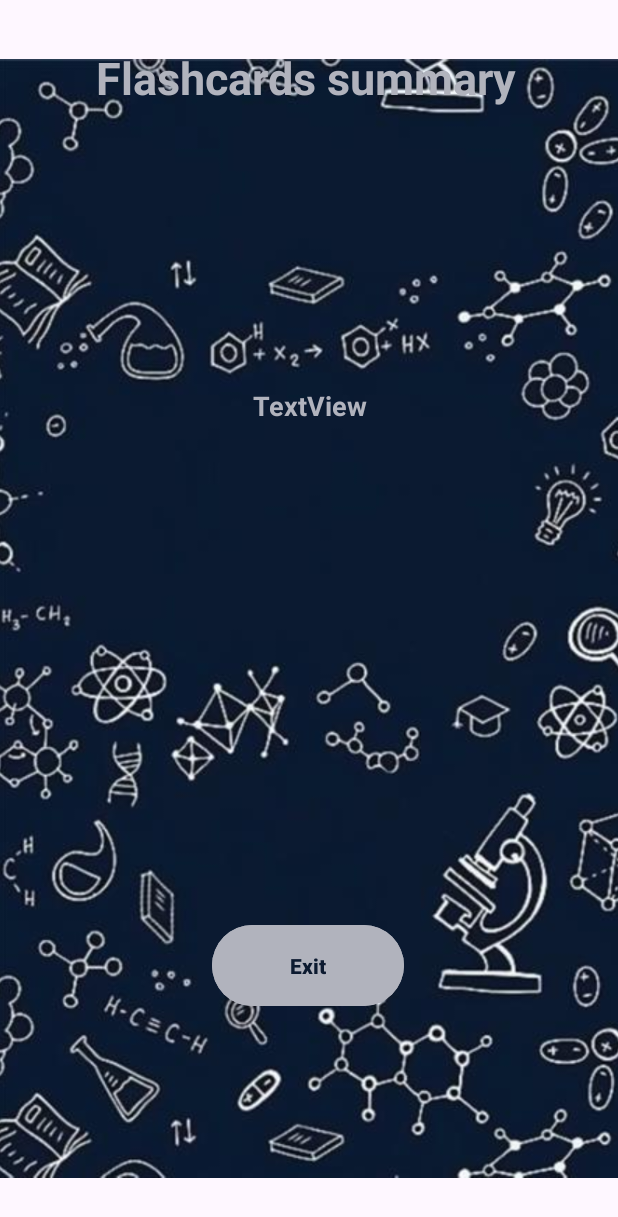
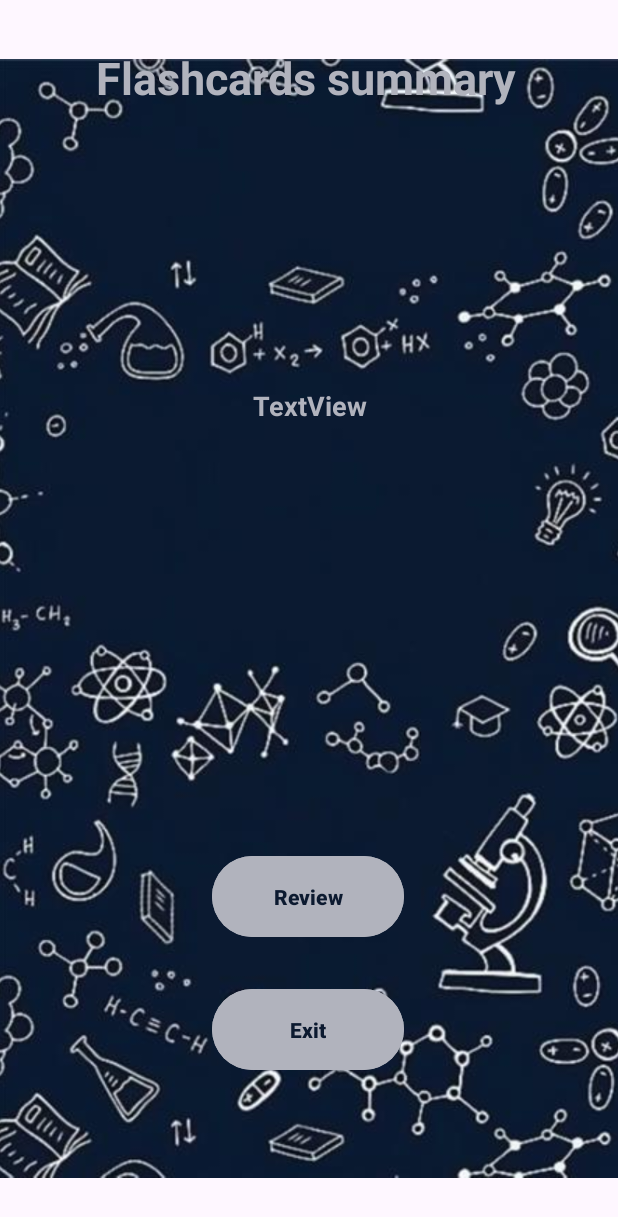
Before and after one commit to LivGish/IMADA2, an Android app: the Summary screen opened directly, with no data from a screen before it, on a phone screen of 412 x 824 dp. Shown: the top 1217 px of the screen. Run offline under Robolectric (Android 15) with nearby library versions, the light colour scheme and no system bars.

Commit message:
activity_summary.xml updated and Summary.kt started (review button added + some variables declared)

```diff
--- a/app/src/main/java/com/example/imada2/Summary.kt
+++ b/app/src/main/java/com/example/imada2/Summary.kt
@@ -1,6 +1,8 @@
 package com.example.imada2
 
 import android.os.Bundle
+import android.widget.Button
+import android.widget.TextView
 import androidx.activity.enableEdgeToEdge
 import androidx.appcompat.app.AppCompatActivity
 import androidx.core.view.ViewCompat
@@ -12,5 +14,13 @@ class Summary : AppCompatActivity() {
         enableEdgeToEdge()
         setContentView(R.layout.activity_summary)
 
+        //declare variables to be used in the code
+        val btnExit = findViewById<Button>(R.id.btnExit)
+
+        //declare variables to be used in the code
+        val txtBody = findViewById<TextView>(R.id.txtBody)
+
+
+
     }
 }
--- a/app/src/main/res/layout/activity_summary.xml
+++ b/app/src/main/res/layout/activity_summary.xml
@@ -18,6 +18,21 @@
         app:srcCompat="@drawable/wallpaper" />
 
     <Button
+        android:id="@+id/btnReview"
+        android:layout_width="128dp"
+        android:layout_height="62dp"
+        android:backgroundTint="#B1B3BD"
+        android:text="Review"
+        android:textColor="#0c1a30"
+        android:textStyle="bold"
+        app:layout_constraintBottom_toBottomOf="parent"
+        app:layout_constraintEnd_toEndOf="parent"
+        app:layout_constraintHorizontal_bias="0.498"
+        app:layout_constraintStart_toStartOf="parent"
+        app:layout_constraintTop_toTopOf="parent"
+        app:layout_constraintVertical_bias="0.744" />
+
+    <Button
         android:id="@+id/btnExit"
         android:layout_width="128dp"
         android:layout_height="62dp"
@@ -30,7 +45,7 @@
         app:layout_constraintHorizontal_bias="0.498"
         app:layout_constraintStart_toStartOf="parent"
         app:layout_constraintTop_toTopOf="parent"
-        app:layout_constraintVertical_bias="0.804" />
+        app:layout_constraintVertical_bias="0.86" />
 
     <TextView
         android:id="@+id/txtHeading"
```
